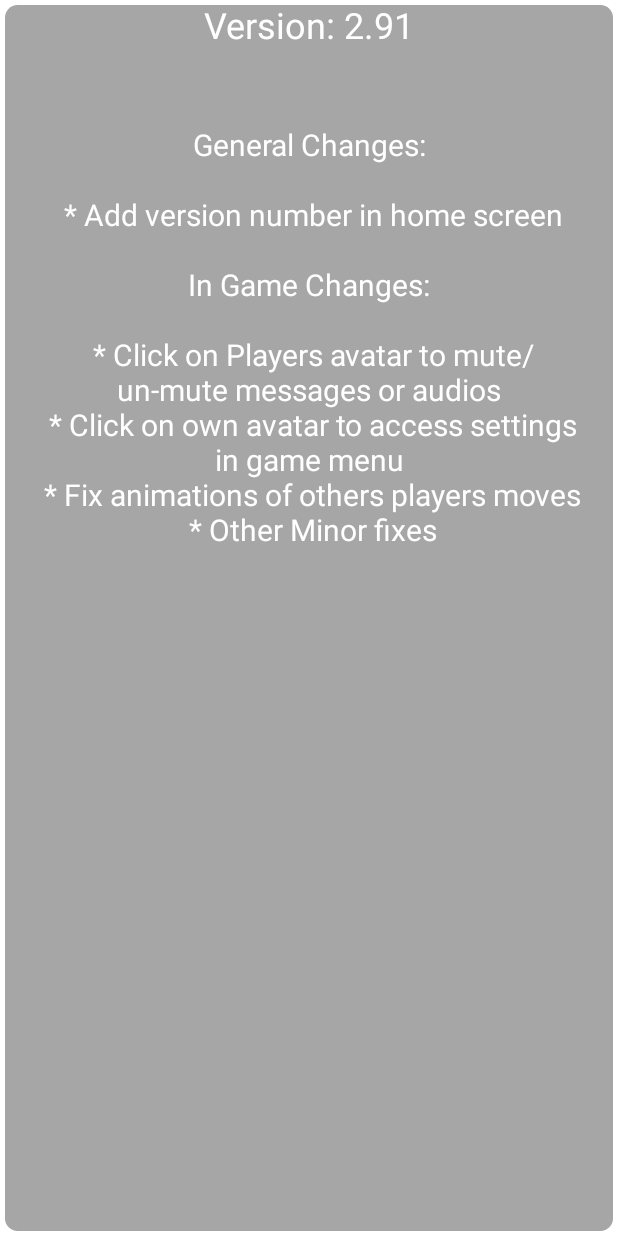
After one commit to aceventura82/rummi_android, an Android app: the layout version_changes.xml on its own in the app's theme, with its tools: preview values and no code run, on a phone screen of 412 x 824 dp. The commit adds this screen. Run offline under Robolectric (Android 15) with nearby library versions, the phone set to English and light mode, and no system bars.

Commit message:
Fix animations in users moves

```diff
--- a/app/build.gradle
+++ b/app/build.gradle
@@ -13,8 +13,7 @@ android {
         minSdkVersion 21
         targetSdkVersion 29
         versionCode 1
-        versionName "2.9"
-
+        versionName "2.91"
         testInstrumentationRunner "androidx.test.runner.AndroidJUnitRunner"
     }
 
--- /dev/null
+++ b/app/src/main/res/layout/version_changes.xml
@@ -0,0 +1,37 @@
+<?xml version="1.0" encoding="utf-8"?>
+<ScrollView xmlns:android="http://schemas.android.com/apk/res/android"
+    xmlns:tools="http://schemas.android.com/tools"
+    android:layout_width="match_parent"
+    android:background="@drawable/transparent_borders"
+    android:layout_height="match_parent" >
+
+    <LinearLayout
+        android:id="@+id/gameVersionLayout"
+        android:layout_width="match_parent"
+        android:layout_height="wrap_content"
+        android:orientation="vertical">
+
+        <TextView
+            android:layout_width="match_parent"
+            android:layout_height="wrap_content"
+            android:text="Version: 2.91"
+            android:textAlignment="center"
+            android:textColor="@color/white"
+            android:layout_marginBottom="30dp"
+            android:textSize="24sp"
+            tools:ignore="HardcodedText" />
+
+        <TextView
+            android:id="@+id/text_version_info"
+            android:layout_width="match_parent"
+            android:layout_height="wrap_content"
+            android:textColor="@color/white"
+            android:textAlignment="center"
+            android:layout_margin="20dp"
+            android:text="@string/version_info"
+            android:textSize="20sp"/>
+
+    </LinearLayout>
+
+
+</ScrollView>
--- a/app/src/main/res/values/strings.xml
+++ b/app/src/main/res/values/strings.xml
@@ -249,4 +249,13 @@
     <string name="downloading">Downloading</string>
     <string name="installing">Installing</string>
     <string name="no_cards">No Cards</string>
+    <string name="version_info">
+        General Changes:\n\n
+        * Add version number in home screen\n
+        \nIn Game Changes:\n\n
+        * Click on Players avatar to mute/un-mute messages or audios\n
+        * Click on own avatar to access settings in game menu\n
+        * Fix animations of others players moves\n
+        * Other Minor fixes\n
+    </string>
 </resources>
```
Also changed, not shown: app/src/main/java/com/servoz/rummi/ui/game/GameFragment.kt (+42 -45 lines), app/src/main/java/com/servoz/rummi/ui/home/HomeFragment.kt (+34 -11 lines), app/src/main/res/layout/fragment_game.xml (+6 -5 lines), app/src/main/res/layout/fragment_home.xml (+9 -0 lines), 2 other files.
